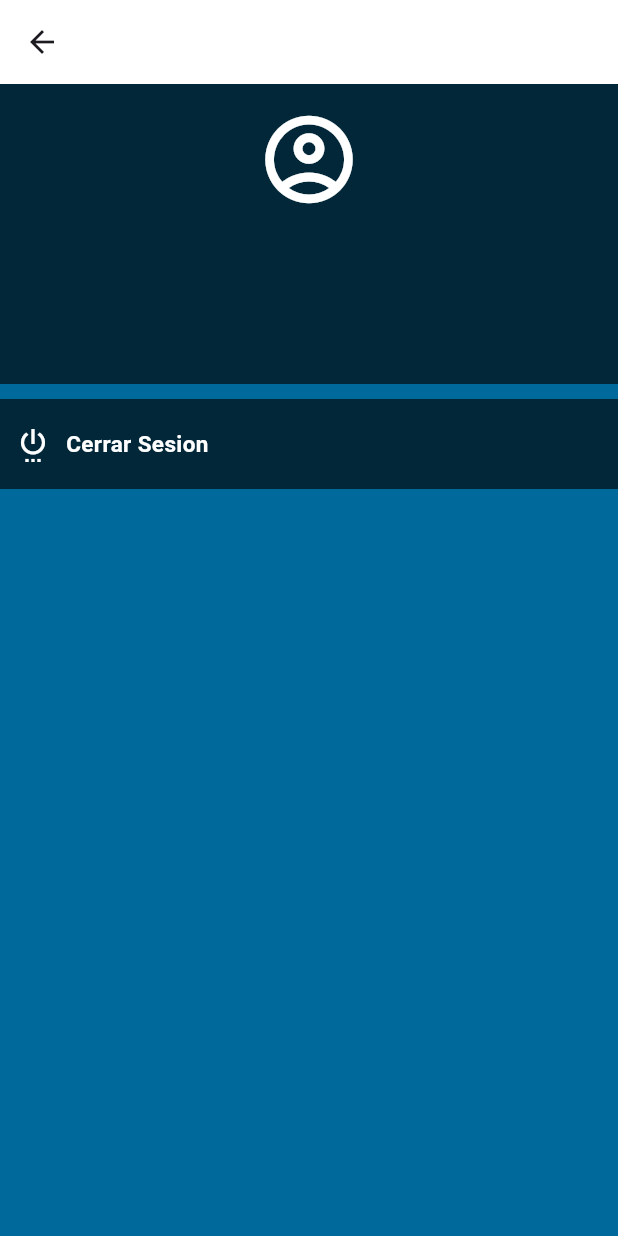
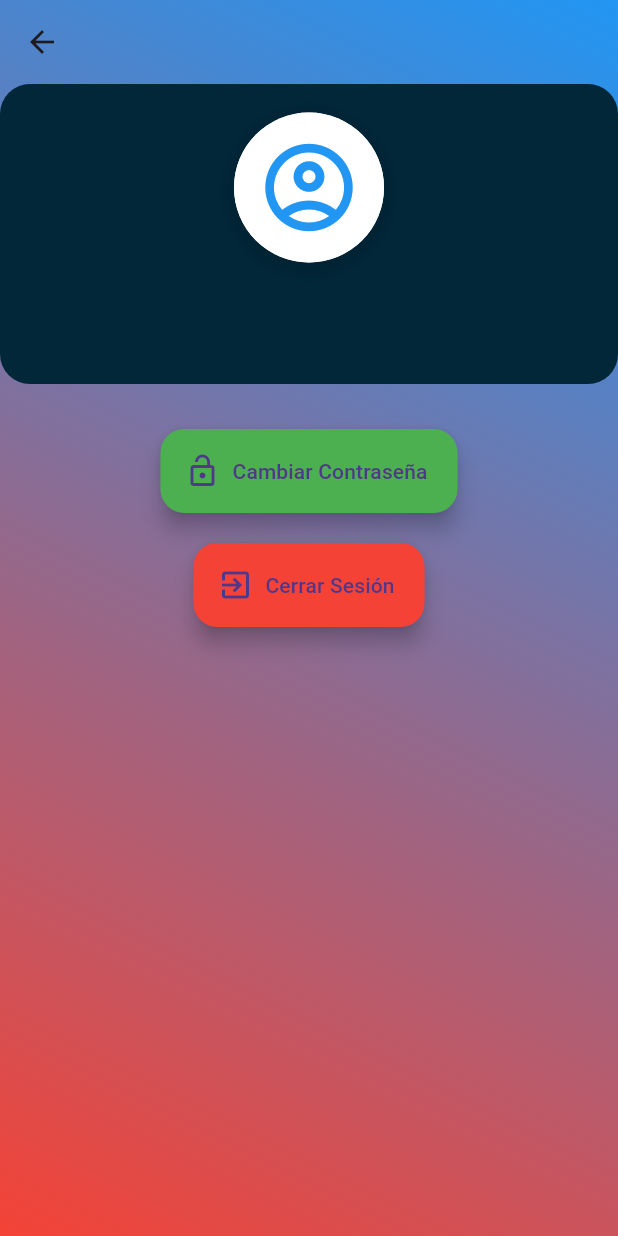
Before and after one commit to Epixit0/Se-as, a Flutter app: the PerfilPage screen opened directly, on a phone screen of 412 x 824 dp. Run offline on Flutter 3.47's test engine with Material 3 defaults, Android fonts, the light colour scheme and no system bars; our stand-ins replace cloud_firestore, firebase_auth, firebase_core; accounts and stored records are empty; network calls fail.

Commit message:
cambios realizados en el apartado de perfil visuales y agregado botom de cambiar contraseña funcional

```diff
--- a/lib/screens/perfin.dart
+++ b/lib/screens/perfin.dart
@@ -1,6 +1,8 @@
+import 'package:flutter/material.dart';
 import 'package:firebase_auth/firebase_auth.dart';
+import 'package:cloud_firestore/cloud_firestore.dart';
 import 'package:first_app/screens/firstScreen.dart';
-import 'package:flutter/material.dart';
+import 'forgot_password.dart';
 
 class PerfilPage extends StatefulWidget {
   const PerfilPage({super.key});
@@ -11,75 +13,137 @@ class PerfilPage extends StatefulWidget {
 
 class _PerfilPageState extends State<PerfilPage> {
   final _auth = FirebaseAuth.instance;
+  final _firestore = FirebaseFirestore.instance;
+  String _nombre = '';
+  String _correo = '';
+
+  @override
+  void initState() {
+    super.initState();
+    loadUserData();
+  }
+
+  Future<void> loadUserData() async {
+    try {
+      DocumentSnapshot userDoc = await _firestore
+          .collection('users')
+          .doc(_auth.currentUser?.uid)
+          .get();
+
+      _nombre = userDoc['nombre'];
+      _correo = _auth.currentUser?.email ?? '';
+
+      setState(() {});
+    } catch (e) {
+      print(e);
+    }
+  }
 
   @override
   Widget build(BuildContext context) {
-    return Scaffold(
+    return Container(
+      decoration: BoxDecoration(
+        gradient: LinearGradient(
+          begin: Alignment.topRight,
+          end: Alignment.bottomLeft,
+          colors: [Colors.blue, Colors.red],
+        ),
+      ),
+      child: Scaffold(
+        backgroundColor: Colors.transparent,
         appBar: AppBar(
-        backgroundColor: Colors.white,
+          backgroundColor: Colors.transparent,
+          elevation: 0,
         ),
-      backgroundColor: const Color.fromARGB(255, 0, 105, 155),
-      body: Column(
+        body: SingleChildScrollView(
+          child: Column(
+            mainAxisAlignment: MainAxisAlignment.center,
             children: [
               Container(
                 width: double.infinity,
                 height: 200,
                 margin: const EdgeInsets.fromLTRB(0, 0, 0, 10),
                 padding: const EdgeInsets.all(15),
+                decoration: BoxDecoration(
                   color: const Color.fromARGB(255, 1, 39, 57),
-            child: Center(
+                  borderRadius: BorderRadius.circular(20),
+                ),
                 child: Column(
+                  mainAxisAlignment: MainAxisAlignment.center,
                   children: [
-                  const Icon(
+                    Container(
+                      decoration: BoxDecoration(
+                        color: Colors.white,
+                        shape: BoxShape.circle,
+                        boxShadow: [
+                          BoxShadow(
+                            color: Colors.black.withOpacity(0.1),
+                            spreadRadius: 5,
+                            blurRadius: 7,
+                            offset: Offset(0, 3),
+                          ),
+                        ],
+                      ),
+                      child: CircleAvatar(
+                        radius: 50,
+                        backgroundColor: Colors.white,
+                        child: const Icon(
                           Icons.account_circle_outlined,
                           size: 70,
-                    color: Colors.white,
+                          color: Colors.blue,
+                        ),
+                      ),
                     ),
                     const SizedBox(
                       height: 10,
                     ),
                     Text(
-                    _auth.currentUser?.email ?? 'Email',
+                      _nombre,
                       style: const TextStyle(
                         color: Colors.white,
-                      fontSize: 15,
+                        fontSize: 18,
                         fontWeight: FontWeight.w700,
+                      ),
+                    ),
+                    const SizedBox(
+                      height: 5,
+                    ),
+                    Text(
+                      _correo,
+                      style: const TextStyle(
+                        color: Colors.white,
+                        fontSize: 14,
                       ),
                     ),
                   ],
                 ),
               ),
+              const SizedBox(height: 20),
+              FloatingActionButton.extended(
+                onPressed: () {
+                  Navigator.push(
+                    context,
+                    MaterialPageRoute(
+                      builder: (context) => ChangePasswordScreen(),
                     ),
-          Container(
-            width: double.infinity,
-            height: 60,
-            color: const Color.fromARGB(255, 1, 39, 57),
-            padding: const EdgeInsets.all(10),
-            child: GestureDetector(
-              onTap: () {
+                  );
+                },
+                label: const Text('Cambiar Contraseña'),
+                icon: const Icon(Icons.lock_open),
+                backgroundColor: Colors.green,
+              ),
+              const SizedBox(height: 20),
+              FloatingActionButton.extended(
+                onPressed: () {
                   signOut();
                 },
-              child: const Row(
-                children: [
-                  Icon(
-                    Icons.settings_power_outlined,
-                    color: Colors.white,
-                  ),
-                  SizedBox(
-                    width: 10,
-                  ),
-                  Text(
-                    'Cerrar Sesion',
-                    style: TextStyle(
-                        color: Colors.white,
-                        fontSize: 15,
-                        fontWeight: FontWeight.w600),
+                label: const Text('Cerrar Sesión'),
+                icon: const Icon(Icons.exit_to_app),
+                backgroundColor: Colors.red,
               ),
             ],
           ),
         ),
-          ),
-        ],
       ),
     );
   }
```
Also changed, not shown: lib/screens/forgot_password.dart (+136 -7 lines). Lines whose indentation alone changed are shown as unchanged.
